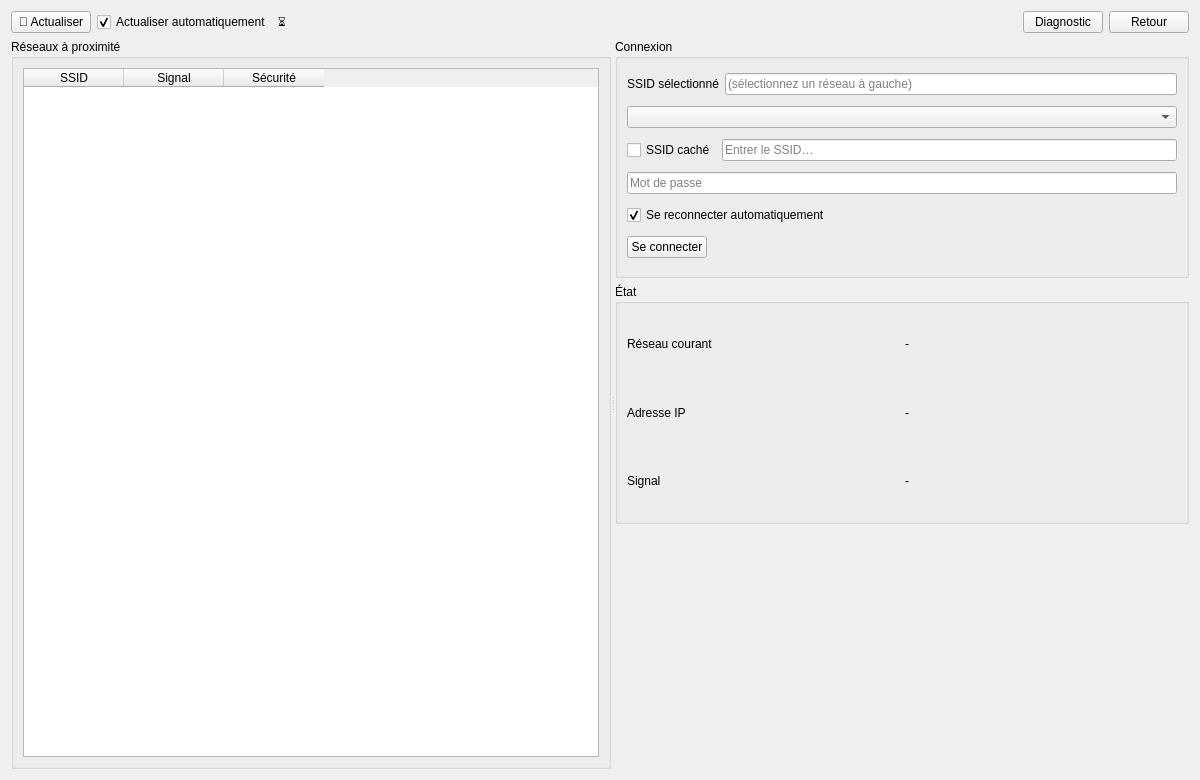
Eliasgnd/Eau-couper_by_AE, file WifiConfigDialog.ui: the form before one commit.
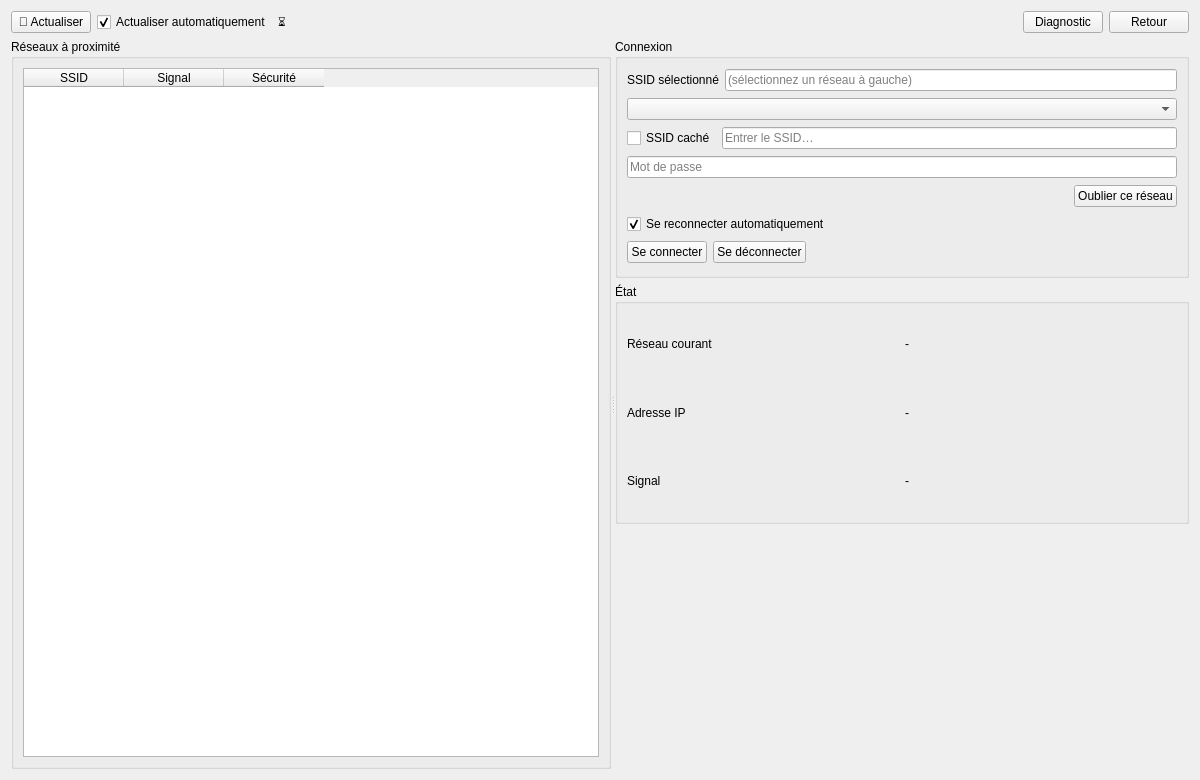
The form after the commit.

Commit message: amelioration systeme connexion wifi

```diff
--- a/WifiConfigDialog.ui
+++ b/WifiConfigDialog.ui
@@ -123,6 +123,24 @@
            </widget>
           </item>
 
+          <!-- État/Mémo du mot de passe + Oublier -->
+          <item>
+           <layout class="QHBoxLayout" name="pwdStateRow">
+            <item><widget class="QLabel" name="savedPwdLabel">
+              <property name="text"><string/></property>
+              <property name="visible"><bool>false</bool></property>
+            </widget></item>
+            <item><spacer name="pwdStateSpacer">
+              <property name="orientation"><enum>Qt::Horizontal</enum></property>
+              <property name="sizeHint"><size><width>40</width><height>20</height></size></property>
+            </spacer></item>
+            <item><widget class="QPushButton" name="forgetButton">
+              <property name="text"><string>Oublier ce réseau</string></property>
+              <property name="visible"><bool>false</bool></property>
+            </widget></item>
+           </layout>
+          </item>
+
           <!-- Options -->
           <item>
            <layout class="QHBoxLayout" name="optionsRow">
@@ -145,6 +163,13 @@
             <item><widget class="QPushButton" name="connectButton">
               <property name="text"><string>Se connecter</string></property>
             </widget></item>
+
+            <!-- Nouveau : Se déconnecter -->
+            <item><widget class="QPushButton" name="disconnectButton">
+              <property name="text"><string>Se déconnecter</string></property>
+              <property name="visible"><bool>false</bool></property>
+            </widget></item>
+
             <item><spacer name="btnSpacer">
               <property name="orientation"><enum>Qt::Horizontal</enum></property>
               <property name="sizeHint">
```
The commit also changes 2 other files.
